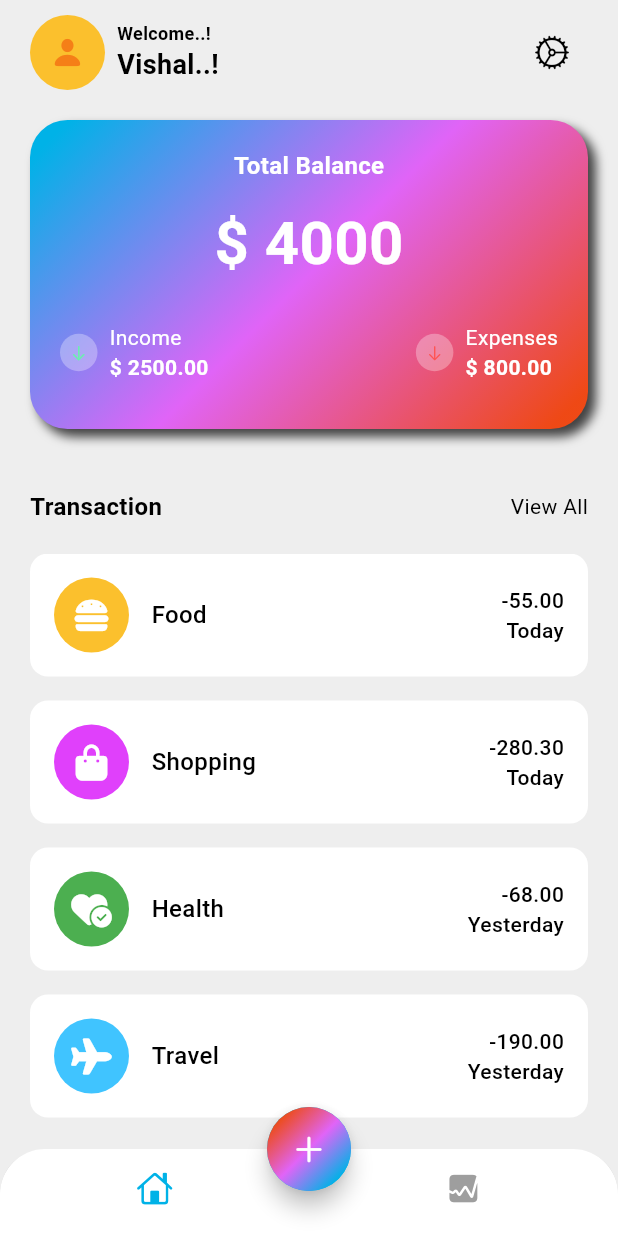
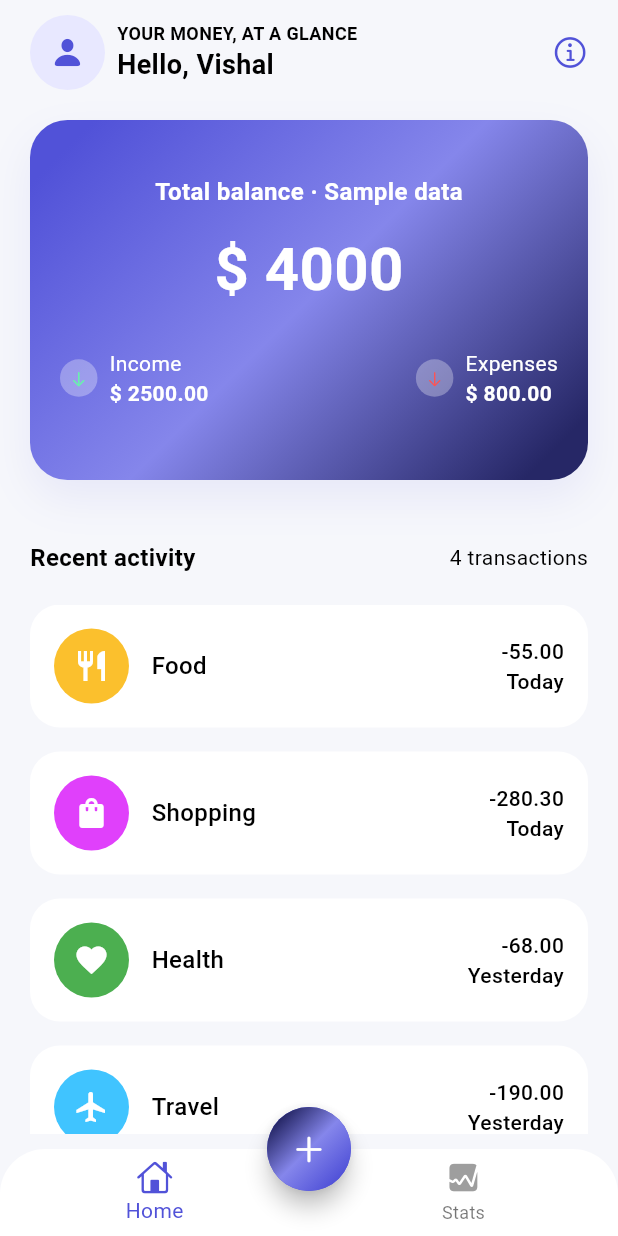
Before and after one commit to vishalpoute/Finance-manager-flutter, a Flutter app: the screen it shows after launch, on a phone screen of 412 x 824 dp. Run offline on Flutter 3.47's test engine with Material 3 defaults, Android fonts, the phone set to English and light mode, and no system bars; our stand-ins replace fl_chart, flutter_colorpicker.

Commit message:
Refresh app styling and improve screenshot presentation

```diff
--- a/lib/app_view.dart
+++ b/lib/app_view.dart
@@ -11,11 +11,11 @@ class MyAppView extends StatelessWidget {
       title: "Finance Tracker",
       theme: ThemeData(
         colorScheme: ColorScheme.light(
-            surface: Colors.grey.shade400,
+            surface: const Color(0xFFF6F7FB),
             onSurface: Colors.black,
-          primary: const Color(0xFF00B2E7),
-          secondary: const Color(0xFFE064F7),
-          tertiary: const Color(0xF7F44914)
+          primary: const Color(0xFF5152D8),
+          secondary: const Color(0xFF8586EB),
+          tertiary: const Color(0xFF262766)
         ),
       ),
       home: const HomeScreen(),
--- a/lib/data/data.dart
+++ b/lib/data/data.dart
@@ -1,30 +1,30 @@
 import 'package:flutter/material.dart';
-import 'package:font_awesome_flutter/font_awesome_flutter.dart';
+
 
 List<Map<String, dynamic>> transactionData = [
   {
-    'icon': const FaIcon(FontAwesomeIcons.burger ,color: Colors.white,),
+    'icon': const Icon(Icons.restaurant ,color: Colors.white,),
     'color': Colors.yellow[700],
     'name': 'Food',
     'totalAmount': '-55.00',
     'date': 'Today',
   },
   {
-    'icon': const FaIcon(FontAwesomeIcons.bagShopping,color: Colors.white),
+    'icon': const Icon(Icons.shopping_bag,color: Colors.white),
     'color': Colors.purpleAccent,
     'name': 'Shopping',
     'totalAmount': '-280.30',
     'date': 'Today',
   },
   {
-    'icon': const FaIcon(FontAwesomeIcons.heartCircleCheck,color: Colors.white),
+    'icon': const Icon(Icons.favorite,color: Colors.white),
     'color': Colors.green,
     'name': 'Health',
     'totalAmount': '-68.00',
     'date': 'Yesterday',
   },
   {
-    'icon': const FaIcon(FontAwesomeIcons.plane,color: Colors.white),
+    'icon': const Icon(Icons.flight,color: Colors.white),
     'color': Colors.lightBlueAccent,
     'name': 'Travel',
     'totalAmount': '-190.00',
--- a/lib/screens/add_expence/views/add_expense.dart
+++ b/lib/screens/add_expence/views/add_expense.dart
@@ -1,7 +1,7 @@
 import 'package:flutter/cupertino.dart';
 import 'package:flutter/material.dart';
 import 'package:flutter_colorpicker/flutter_colorpicker.dart';
-import 'package:font_awesome_flutter/font_awesome_flutter.dart';
+
 import 'package:intl/intl.dart';
 class AddExpense extends StatefulWidget {
   const AddExpense({super.key});
@@ -64,7 +64,7 @@ class _AddExpenseState extends State<AddExpense> {
                     filled: true,
                     fillColor: Colors.white70,
                     prefixIcon: const Icon(
-                      FontAwesomeIcons.dollarSign,
+                      Icons.attach_money,
                       size: 16,
                       color: Colors.grey,
                     ),
@@ -87,7 +87,7 @@ class _AddExpenseState extends State<AddExpense> {
                   filled: true,
                   fillColor: Colors.white,
                   prefixIcon: const Icon(
-                    FontAwesomeIcons.list,
+                    Icons.list,
                     size: 16,
                     color: Colors.grey,
                   ),
@@ -285,7 +285,7 @@ class _AddExpenseState extends State<AddExpense> {
                         );
                       },
                       icon : const Icon(
-                        FontAwesomeIcons.plus,
+                        Icons.add,
                         size: 16,
                         color: Colors.grey,
                       )
@@ -320,7 +320,7 @@ class _AddExpenseState extends State<AddExpense> {
                   filled: true,
                   fillColor: Colors.white,
                   prefixIcon: const Icon(
-                    FontAwesomeIcons.clock,
+                    Icons.schedule,
                     size: 16,
                     color: Colors.grey,
                   ),
--- a/lib/screens/home/view/home_screen.dart
+++ b/lib/screens/home/view/home_screen.dart
@@ -26,7 +26,7 @@ class _HomeScreenState extends State<HomeScreen> {
   @override
   Widget build(BuildContext context) {
     return Scaffold(
-      backgroundColor: Colors.grey[200],
+      backgroundColor: const Color(0xFFF6F7FB),
       bottomNavigationBar: ClipRRect(
         borderRadius: const BorderRadius.vertical(
           top: Radius.circular(30),
@@ -38,9 +38,9 @@ class _HomeScreenState extends State<HomeScreen> {
             });
           },
           backgroundColor: Colors.white,
-          showSelectedLabels: false,
-          showUnselectedLabels: false,
-          elevation: 3,
+          showSelectedLabels: true,
+          showUnselectedLabels: true,
+          elevation: 0,
           items: [
             BottomNavigationBarItem(
               icon: Icon(CupertinoIcons.home,
@@ -79,7 +79,7 @@ class _HomeScreenState extends State<HomeScreen> {
               transform: const GradientRotation(pi / 4),
             ),
           ),
-          child: const Icon(CupertinoIcons.add),
+          child: const Icon(CupertinoIcons.add, color: Colors.white),
         ),
       ),
       body: index == 0 ? MainScreen() : StatScreen(),
--- a/lib/screens/home/view/main_screen.dart
+++ b/lib/screens/home/view/main_screen.dart
@@ -8,9 +8,13 @@ class MainScreen extends StatelessWidget {
 
   @override
   Widget build(BuildContext context) {
-    return SafeArea(
+    return Center(
+        child: SizedBox(
+            width: 760,
+            child: SafeArea(
               child: Padding(
-        padding: const EdgeInsets.symmetric(horizontal: 20.0,vertical: 10),
+                padding:
+                    const EdgeInsets.symmetric(horizontal: 20.0, vertical: 10),
                 child: Column(
                   children: [
                     Row(
@@ -26,12 +30,12 @@ class MainScreen extends StatelessWidget {
                                   height: 50,
                                   decoration: BoxDecoration(
                                     shape: BoxShape.circle,
-                            color: Colors.yellow[700],
+                                    color: const Color(0xFFE8E8FF),
                                   ),
                                 ),
                                 Icon(
                                   CupertinoIcons.person_fill,
-                          color: Colors.yellow[900],
+                                  color: const Color(0xFF5152D8),
                                 )
                               ],
                             ),
@@ -40,32 +44,37 @@ class MainScreen extends StatelessWidget {
                               crossAxisAlignment: CrossAxisAlignment.start,
                               children: [
                                 Text(
-                          "Welcome..!",
+                                  "YOUR MONEY, AT A GLANCE",
                                   style: TextStyle(
                                     fontSize: 12,
                                     fontWeight: FontWeight.w600,
-                            color: Theme.of(context).colorScheme.outline,
+                                    color:
+                                        Theme.of(context).colorScheme.outline,
                                   ),
                                 ),
                                 Text(
-                          "Vishal..!",
+                                  "Hello, Vishal",
                                   style: TextStyle(
                                     fontSize: 18,
                                     fontWeight: FontWeight.w600,
-                            color: Theme.of(context).colorScheme.onSurface,
+                                    color:
+                                        Theme.of(context).colorScheme.onSurface,
                                   ),
                                 ),
                               ],
                             ),
                           ],
                         ),
-                IconButton(onPressed: () {}, icon: const Icon(CupertinoIcons.settings))
+                        const Tooltip(
+                            message: "Sample account",
+                            child: Icon(CupertinoIcons.info_circle,
+                                color: Color(0xFF5152D8)))
                       ],
                     ),
                     const SizedBox(height: 20),
                     Container(
                       width: MediaQuery.of(context).size.width,
-              height: MediaQuery.of(context).size.width / 2,
+                      height: 240,
                       decoration: BoxDecoration(
                           gradient: LinearGradient(
                             colors: [
@@ -78,22 +87,19 @@ class MainScreen extends StatelessWidget {
                           borderRadius: BorderRadius.circular(25),
                           boxShadow: [
                             BoxShadow(
-                        blurRadius: 5,
-                        color: Colors.grey.shade800,
-                        offset: const Offset(5, 5)
-                    )
-                  ]
-              ),
+                                blurRadius: 24,
+                                color: const Color(0x185152D8),
+                                offset: const Offset(0, 12))
+                          ]),
                       child: Column(
                         mainAxisAlignment: MainAxisAlignment.center,
                         children: [
                           const Text(
-                    'Total Balance',
+                            'Total balance · Sample data',
                             style: TextStyle(
                                 fontSize: 16,
                                 color: Colors.white,
-                        fontWeight: FontWeight.w600
-                    ),
+                                fontWeight: FontWeight.w600),
                           ),
                           const SizedBox(height: 12),
                           const Text(
@@ -101,12 +107,12 @@ class MainScreen extends StatelessWidget {
                             style: TextStyle(
                                 fontSize: 40,
                                 color: Colors.white,
-                        fontWeight: FontWeight.bold
-                    ),
+                                fontWeight: FontWeight.bold),
                           ),
                           const SizedBox(height: 12),
                           Padding(
-                    padding: const EdgeInsets.symmetric(vertical: 12, horizontal: 20),
+                            padding: const EdgeInsets.symmetric(
+                                vertical: 12, horizontal: 20),
                             child: Row(
                               mainAxisAlignment: MainAxisAlignment.spaceBetween,
                               children: [
@@ -129,23 +135,22 @@ class MainScreen extends StatelessWidget {
                                     ),
                                     const SizedBox(width: 8),
                                     const Column(
-                              crossAxisAlignment: CrossAxisAlignment.start,
+                                      crossAxisAlignment:
+                                          CrossAxisAlignment.start,
                                       children: [
                                         Text(
                                           'Income',
                                           style: TextStyle(
                                               fontSize: 14,
                                               color: Colors.white,
-                                      fontWeight: FontWeight.w400
-                                  ),
+                                              fontWeight: FontWeight.w400),
                                         ),
                                         Text(
                                           '\$ 2500.00',
                                           style: TextStyle(
                                               fontSize: 14,
                                               color: Colors.white,
-                                      fontWeight: FontWeight.w600
-                                  ),
+                                              fontWeight: FontWeight.w600),
                                         ),
                                       ],
                                     )
@@ -170,23 +175,22 @@ class MainScreen extends StatelessWidget {
                                     ),
                                     const SizedBox(width: 8),
                                     const Column(
-                              crossAxisAlignment: CrossAxisAlignment.start,
+                                      crossAxisAlignment:
+                                          CrossAxisAlignment.start,
                                       children: [
                                         Text(
                                           'Expenses',
                                           style: TextStyle(
                                               fontSize: 14,
                                               color: Colors.white,
-                                      fontWeight: FontWeight.w400
-                                  ),
+                                              fontWeight: FontWeight.w400),
                                         ),
                                         Text(
                                           '\$ 800.00',
                                           style: TextStyle(
                                               fontSize: 14,
                                               color: Colors.white,
-                                      fontWeight: FontWeight.w600
-                                  ),
+                                              fontWeight: FontWeight.w600),
                                         ),
                                       ],
                                     )
@@ -203,17 +207,16 @@ class MainScreen extends StatelessWidget {
                       mainAxisAlignment: MainAxisAlignment.spaceBetween,
                       children: [
                         Text(
-                  'Transaction',
+                          'Recent activity',
                           style: TextStyle(
                               fontSize: 16,
                               color: Theme.of(context).colorScheme.onSurface,
-                      fontWeight: FontWeight.bold
-                  ),
+                              fontWeight: FontWeight.bold),
                         ),
                         GestureDetector(
                           onTap: () {},
                           child: Text(
-                    'View All',
+                            '4 transactions',
                             style: TextStyle(
                               fontSize: 14,
                               color: Theme.of(context).colorScheme.outline,
@@ -233,12 +236,13 @@ class MainScreen extends StatelessWidget {
                               child: Container(
                                 decoration: BoxDecoration(
                                   color: Colors.white,
-                          borderRadius: BorderRadius.circular(12),
+                                  borderRadius: BorderRadius.circular(20),
                                 ),
                                 child: Padding(
                                   padding: const EdgeInsets.all(16.0),
                                   child: Row(
-                            mainAxisAlignment: MainAxisAlignment.spaceBetween,
+                                    mainAxisAlignment:
+                                        MainAxisAlignment.spaceBetween,
                                     children: [
                                       Row(
                                         children: [
@@ -249,9 +253,9 @@ class MainScreen extends StatelessWidget {
                                                 width: 50,
                                                 height: 50,
                                                 decoration: BoxDecoration(
-                                            color: transactionData[i]['color'] as Color,
-                                            shape: BoxShape.circle
-                                        ),
+                                                    color: transactionData[i]
+                                                        ['color'] as Color,
+                                                    shape: BoxShape.circle),
                                               ),
                                               transactionData[i]['icon']
                                             ],
@@ -261,20 +265,25 @@ class MainScreen extends StatelessWidget {
                                             transactionData[i]['name'],
                                             style: TextStyle(
                                               fontSize: 16,
-                                      color: Theme.of(context).colorScheme.onSurface,
+                                              color: Theme.of(context)
+                                                  .colorScheme
+                                                  .onSurface,
                                               fontWeight: FontWeight.w500,
                                             ),
                                           ),
                                         ],
                                       ),
                                       Column(
-                                crossAxisAlignment: CrossAxisAlignment.end,
+                                        crossAxisAlignment:
+                                            CrossAxisAlignment.end,
                                         children: [
                                           Text(
                                             transactionData[i]['totalAmount'],
                                             style: TextStyle(
                                               fontSize: 14,
-                                      color: Theme.of(context).colorScheme.onSurface,
+                                              color: Theme.of(context)
+                                                  .colorScheme
+                                                  .onSurface,
                                               fontWeight: FontWeight.w500,
                                             ),
                                           ),
@@ -282,7 +291,9 @@ class MainScreen extends StatelessWidget {
                                             transactionData[i]['date'],
                                             style: TextStyle(
                                               fontSize: 14,
-                                      color: Theme.of(context).colorScheme.outline,
+                                              color: Theme.of(context)
+                                                  .colorScheme
+                                                  .outline,
                                               fontWeight: FontWeight.w500,
                                             ),
                                           ),
@@ -293,12 +304,11 @@ class MainScreen extends StatelessWidget {
                                 ),
                               ),
                             );
-                  }
-              ),
+                          }),
                     )
                   ],
                 ),
               ),
-    );
+            )));
   }
 }
```
Lines whose indentation alone changed are shown as unchanged.
